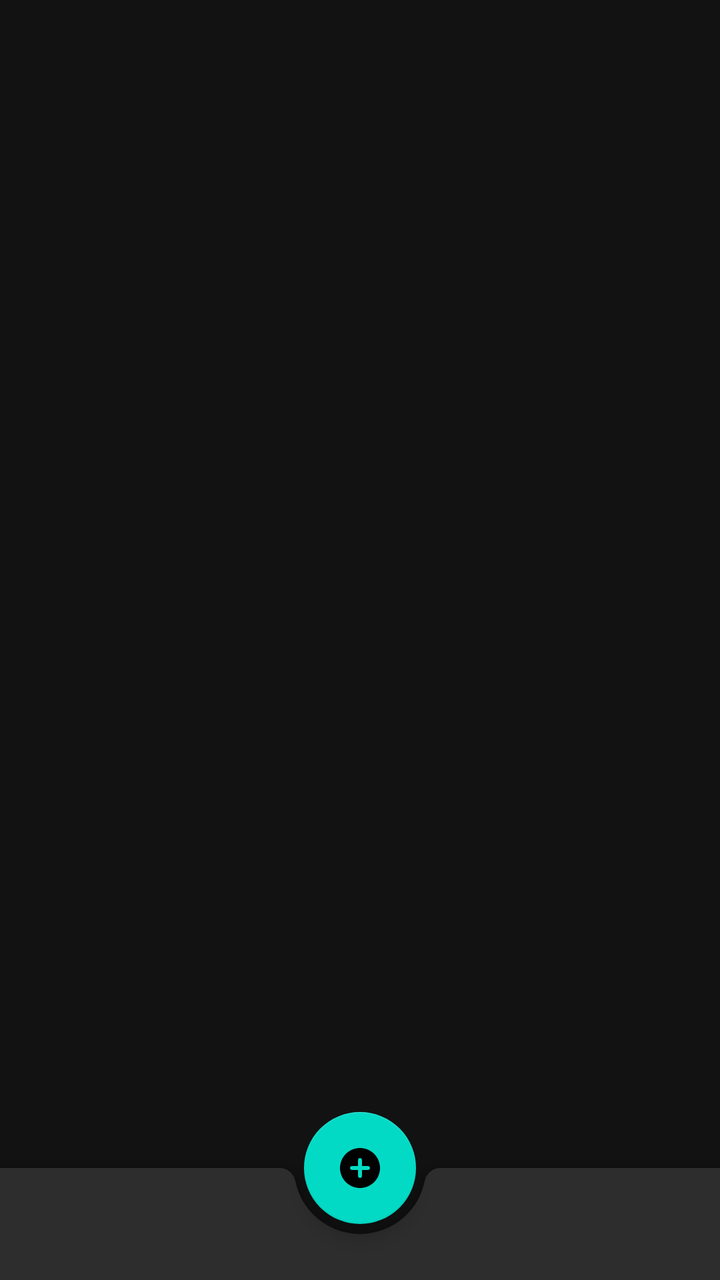
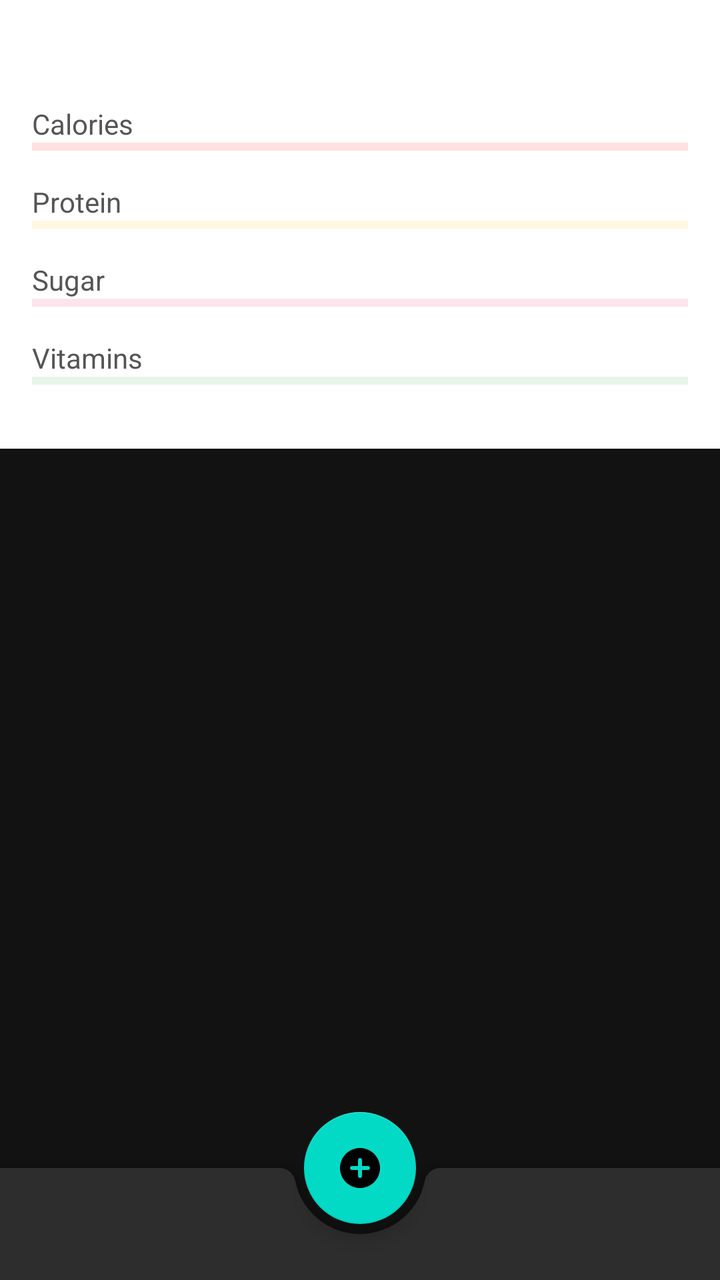

Two renders of the same Android screen: before a commit and after it. Below are the layout's source before the change and the commit's diff.
<!-- AndroidManifest.xml: activity theme Theme.PokemonMealtimeMasters -->
<!-- res/layout/activity_main.xml -->
<?xml version="1.0" encoding="utf-8"?>
<androidx.coordinatorlayout.widget.CoordinatorLayout
    xmlns:android="http://schemas.android.com/apk/res/android"
    xmlns:app="http://schemas.android.com/apk/res-auto"
    android:layout_width="match_parent"
    android:layout_height="match_parent">

    
    <androidx.recyclerview.widget.RecyclerView
        android:id="@+id/logged_meals_recycler"
        android:layout_width="match_parent"
        android:layout_height="0dp"
        android:layout_marginBottom="72dp"
        app:layout_behavior="@string/appbar_scrolling_view_behavior" />

    
    <com.google.android.material.bottomappbar.BottomAppBar
        android:id="@+id/bottom_app_bar"
        android:layout_width="match_parent"
        android:layout_height="wrap_content"
        android:layout_gravity="bottom"
        app:fabAlignmentMode="center" />

    
    <com.google.android.material.floatingactionbutton.FloatingActionButton
        android:id="@+id/fab_add_meal"
        android:layout_width="wrap_content"
        android:layout_height="wrap_content"
        android:contentDescription="@string/add_meal"
        app:srcCompat="@drawable/ic_add"
        app:layout_anchor="@id/bottom_app_bar"
        app:layout_anchorGravity="center" />

</androidx.coordinatorlayout.widget.CoordinatorLayout>
<!-- resources referenced by this layout -->
<resources>
  <!-- drawable ic_add (drawable) -->
  <vector xmlns:android="http://schemas.android.com/apk/res/android" android:height="24dp" android:tint="#37FF95" android:viewportHeight="24" android:viewportWidth="24" android:width="24dp">
        
      <path android:fillColor="@android:color/white" android:pathData="M12,2C6.48,2 2,6.48 2,12s4.48,10 10,10 10,-4.48 10,-10S17.52,2 12,2zM16,13h-3v3c0,0.55 -0.45,1 -1,1s-1,-0.45 -1,-1v-3L8,13c-0.55,0 -1,-0.45 -1,-1s0.45,-1 1,-1h3L11,8c0,-0.55 0.45,-1 1,-1s1,0.45 1,1v3h3c0.55,0 1,0.45 1,1s-0.45,1 -1,1z"/>
      
  </vector>
  <string name="add_meal" />
  <style name="Theme.PokemonMealtimeMasters" parent="Theme.MaterialComponents" />
</resources>

<!-- the commit's change to res/layout/activity_main.xml (unified diff, before → after) -->
@@ -6,12 +6,99 @@
     android:layout_height="match_parent">
 
     
+    <LinearLayout
+        android:id="@+id/progress_section"
+        android:orientation="vertical"
+        android:layout_width="match_parent"
+        android:layout_height="wrap_content"
+        android:padding="16dp"
+        android:background="@color/white">
+
+        <TextView
+            android:layout_width="wrap_content"
+            android:layout_height="wrap_content"
+            android:text="Today's Progress"
+            android:textSize="18sp"
+            android:textStyle="bold"
+            android:layout_marginBottom="8dp" />
+
+        <TextView
+            android:layout_width="wrap_content"
+            android:layout_height="wrap_content"
+            android:text="Calories"
+            android:textSize="14sp"
+            android:textColor="#555"
+            android:layout_marginTop="4dp"/>
+
+        <com.google.android.material.progressindicator.LinearProgressIndicator
+            android:id="@+id/prog_calories"
+            style="@style/Widget.MaterialComponents.LinearProgressIndicator"
+            android:layout_width="match_parent"
+            android:layout_height="8dp"
+            app:indicatorColor="@color/primary"
+            app:trackColor="#FFE0E0"
+            android:layout_marginBottom="12dp"/>
+
+        <TextView
+            android:layout_width="wrap_content"
+            android:layout_height="wrap_content"
+            android:text="Protein"
+            android:textSize="14sp"
+            android:textColor="#555"
+            android:layout_marginTop="4dp"/>
+
+        <com.google.android.material.progressindicator.LinearProgressIndicator
+            android:id="@+id/prog_protein"
+            style="@style/Widget.MaterialComponents.LinearProgressIndicator"
+            android:layout_width="match_parent"
+            android:layout_height="8dp"
+            app:indicatorColor="@color/amber_700"
+            app:trackColor="#FFF8E1"
+            android:layout_marginBottom="12dp"/>
+
+        <TextView
+            android:layout_width="wrap_content"
+            android:layout_height="wrap_content"
+            android:text="Sugar"
+            android:textSize="14sp"
+            android:textColor="#555"
+            android:layout_marginTop="4dp"/>
+
+        <com.google.android.material.progressindicator.LinearProgressIndicator
+            android:id="@+id/prog_sugar"
+            style="@style/Widget.MaterialComponents.LinearProgressIndicator"
+            android:layout_width="match_parent"
+            android:layout_height="8dp"
+            app:indicatorColor="@color/pink_300"
+            app:trackColor="#FCE4EC"
+            android:layout_marginBottom="12dp"/>
+
+        <TextView
+            android:layout_width="wrap_content"
+            android:layout_height="wrap_content"
+            android:text="Vitamins"
+            android:textSize="14sp"
+            android:textColor="#555"
+            android:layout_marginTop="4dp"/>
+
+        <com.google.android.material.progressindicator.LinearProgressIndicator
+            android:id="@+id/prog_vitamins"
+            style="@style/Widget.MaterialComponents.LinearProgressIndicator"
+            android:layout_width="match_parent"
+            android:layout_height="8dp"
+            app:indicatorColor="@color/green_500"
+            app:trackColor="#E8F5E9"
+            android:layout_marginBottom="16dp"/>
+    </LinearLayout>
+
+    
     <androidx.recyclerview.widget.RecyclerView
         android:id="@+id/logged_meals_recycler"
         android:layout_width="match_parent"
         android:layout_height="0dp"
         android:layout_marginBottom="72dp"
-        app:layout_behavior="@string/appbar_scrolling_view_behavior" />
+        app:layout_behavior="@string/appbar_scrolling_view_behavior"
+        app:layout_anchorGravity="bottom" />
 
     
     <com.google.android.material.bottomappbar.BottomAppBar
<!-- resource entries referenced after the edit -->
@@ -1,5 +1,10 @@
 <!-- resources referenced by this layout -->
 <resources>
+  <color name="amber_700">#FFD966</color>
+  <color name="green_500">#7FFFD4</color>
+  <color name="pink_300">#FFC2D1</color>
+  <color name="primary">#FF7043</color>
+  <color name="white">#FFFFFFFF</color>
   <!-- drawable ic_add (drawable) -->
   <vector xmlns:android="http://schemas.android.com/apk/res/android" android:height="24dp" android:tint="#37FF95" android:viewportHeight="24" android:viewportWidth="24" android:width="24dp">
         
